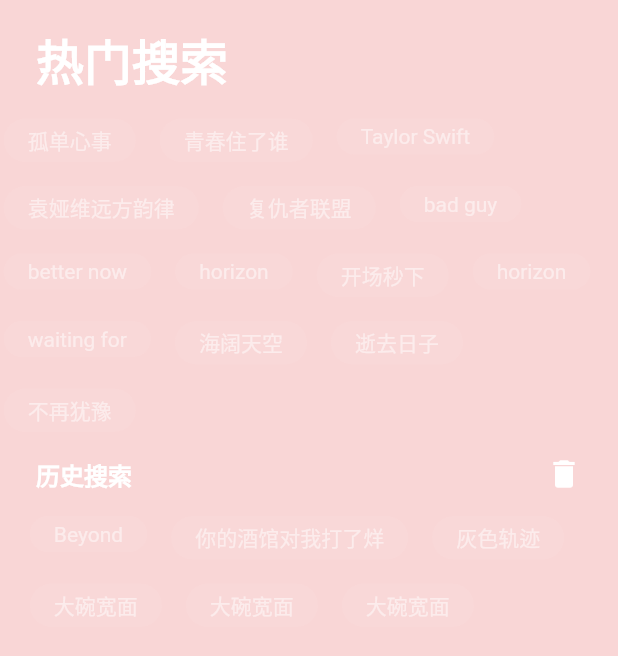
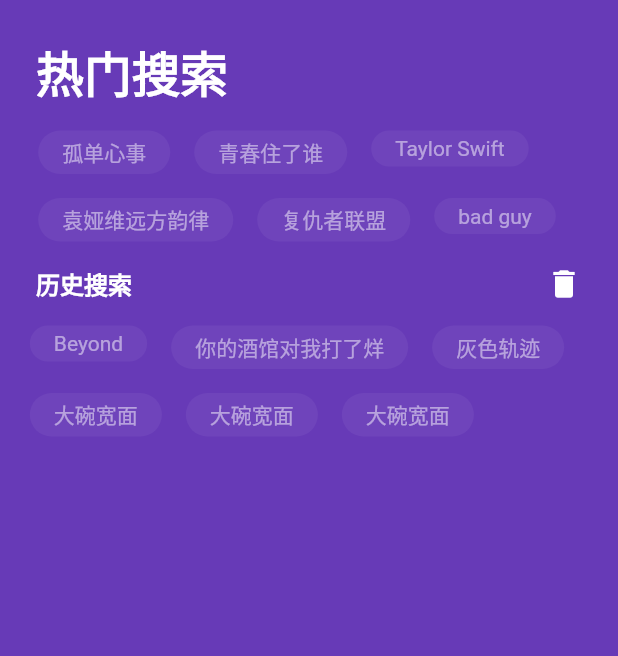
Before and after one commit to beyondbkcy/flutter_01, a Flutter app: the screen it shows after launch, on a phone screen of 412 x 824 dp. Shown: the top 656 px of the screen. Run offline on Flutter 3.47's test engine with Material 2 defaults, Android fonts, the phone set to English and light mode, and no system bars.

Commit message:
修改背景颜色

```diff
--- a/lib/main.dart
+++ b/lib/main.dart
@@ -8,7 +8,7 @@ class MyApp extends StatelessWidget {
   Widget build(BuildContext context) {
     SystemUtils.setStatusBarStyle(Brightness.light);
     return MaterialApp(
-      debugShowCheckedModeBanner: false,
+      debugShowCheckedModeBanner: true,
       title: '网易云音乐',
       home: buildHome(),
     );
@@ -16,13 +16,13 @@ class MyApp extends StatelessWidget {
 
 //app主体
   Scaffold buildHome() => Scaffold(
-        backgroundColor: Color(0x5fee9090),
+        backgroundColor: Colors.deepPurple,
         body: SafeArea(
           child: Column(
             children: <Widget>[
               Container(
                 alignment: Alignment.topLeft,
-                margin: EdgeInsets.only(top: 16, left: 24),
+                margin: EdgeInsets.only(top: 24, left: 24),
                 child: Text(
                   '热门搜索',
                   style: TextStyle(
@@ -76,14 +76,6 @@ class MyApp extends StatelessWidget {
             buildContainer1('袁娅维远方韵律'),
             buildContainer1('复仇者联盟'),
             buildContainer1('bad guy'),
-            buildContainer1('better now'),
-            buildContainer1('horizon'),
-            buildContainer1('开场秒下'),
-            buildContainer1('horizon'),
-            buildContainer1('waiting for'),
-            buildContainer1('海阔天空'),
-            buildContainer1('逝去日子'),
-            buildContainer1('不再犹豫'),
           ],
         ),
       );
```
